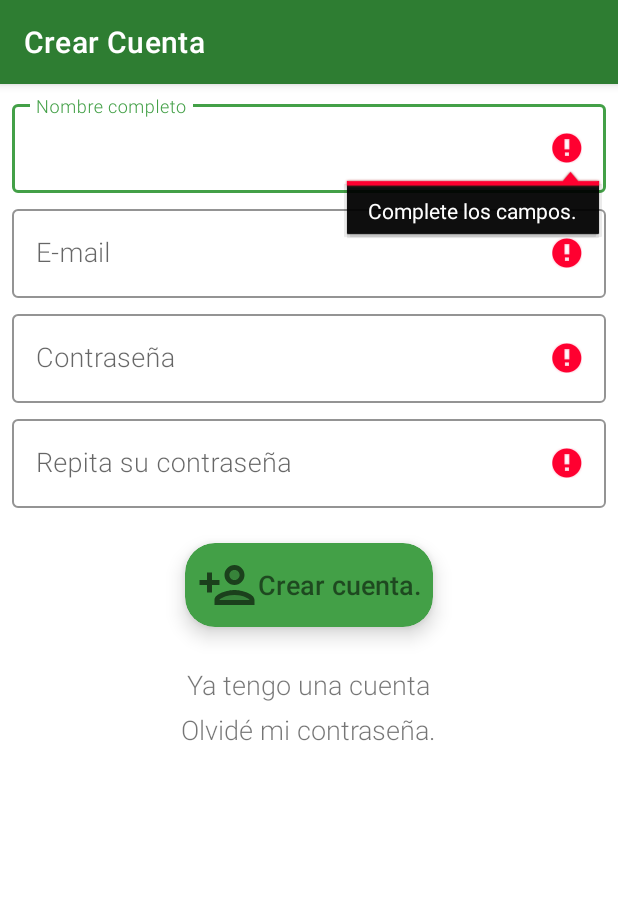
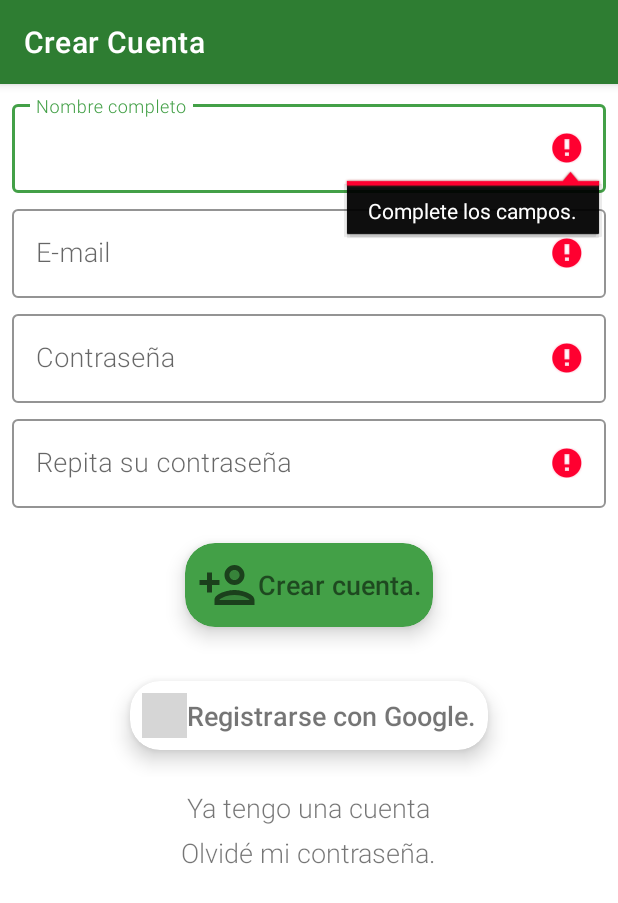
Before and after one commit to yordimontero/MiMisa, an Android app: the SignInFragment screen opened directly, with no data from a screen before it, after a tap on "Crear cuenta.", on a phone screen of 412 x 824 dp. Shown: the top 903 px of the screen. Run offline under Robolectric (Android 15) with nearby library versions, the phone set to English and light mode, and no system bars; our stand-ins replace Firebase (no records; nobody signed in at launch, a user with empty details on screens opened directly), navigation-ui; libraries missing offline, so code that uses them is left out: com.firebase.ui; grey boxes are pictures that could not be loaded.

Commit message:
Implementacion de autenticacion con Google.

```diff
--- a/app/build.gradle
+++ b/app/build.gradle
@@ -72,6 +72,10 @@ dependencies {
     implementation 'com.android.support:design:28.0.0-alpha3'
 
 
+    // Google Firebase Login:
+    implementation 'com.firebaseui:firebase-ui-auth:6.2.1'
+    implementation 'com.google.firebase:firebase-auth:19.3.2'
+
     implementation 'com.google.firebase:firebase-firestore:21.4.3'
     implementation 'com.google.firebase:firebase-auth:20.0.1'
     implementation 'androidx.legacy:legacy-support-v4:1.0.0'
--- a/app/src/main/java/com/circleappsstudio/mimisa/data/datasource/DataSource.kt
+++ b/app/src/main/java/com/circleappsstudio/mimisa/data/datasource/DataSource.kt
@@ -1,5 +1,7 @@
 package com.circleappsstudio.mimisa.data.datasource
 
+import android.app.Activity
+import android.content.Intent
 import com.circleappsstudio.mimisa.data.model.Intention
 import com.circleappsstudio.mimisa.data.model.Seat
 import com.circleappsstudio.mimisa.vo.Resource
@@ -22,6 +24,10 @@ interface DataSource {
         fun logOutUser()
 
         fun getNameUser(): String
+
+        fun intentForGoogleAuth(): Intent
+
+        fun getResultCode(): Int
 
     }
 
--- a/app/src/main/java/com/circleappsstudio/mimisa/domain/Repository.kt
+++ b/app/src/main/java/com/circleappsstudio/mimisa/domain/Repository.kt
@@ -1,5 +1,7 @@
 package com.circleappsstudio.mimisa.domain
 
+import android.app.Activity
+import android.content.Intent
 import com.circleappsstudio.mimisa.data.model.Intention
 import com.circleappsstudio.mimisa.data.model.Seat
 import com.circleappsstudio.mimisa.vo.Resource
@@ -22,6 +24,10 @@ interface Repository {
         fun logOutUserRepo()
 
         fun getUserName(): String
+
+        fun intentForGoogleAuth(): Intent
+
+        fun getResultCode(): Int
 
     }
 
--- a/app/src/main/java/com/circleappsstudio/mimisa/ui/UI.kt
+++ b/app/src/main/java/com/circleappsstudio/mimisa/ui/UI.kt
@@ -26,11 +26,13 @@ interface UI {
 
         fun hideProgressBar()
 
-        fun signInUserUI()
+        fun signInUser()
 
         fun signInUserObserver()
 
         fun updateUserProfileObserver()
+
+        fun signInUserWithGoogle()
 
         fun goToLogin()
 
--- a/app/src/main/java/com/circleappsstudio/mimisa/ui/viewmodel/MainViewModel.kt
+++ b/app/src/main/java/com/circleappsstudio/mimisa/ui/viewmodel/MainViewModel.kt
@@ -1,5 +1,7 @@
 package com.circleappsstudio.mimisa.ui.viewmodel
 
+import android.app.Activity
+import android.content.Intent
 import androidx.lifecycle.LiveData
 import com.circleappsstudio.mimisa.data.model.Intention
 import com.circleappsstudio.mimisa.data.model.Seat
@@ -48,6 +50,10 @@ interface MainViewModel {
 
         fun getUserName(): String
 
+        fun intentForGoogleAuth(): Intent
+
+        fun getResultCode(): Int
+
     }
 
     interface SeatReservation {
--- a/app/src/main/res/layout/fragment_sign_in.xml
+++ b/app/src/main/res/layout/fragment_sign_in.xml
@@ -171,6 +171,49 @@
 
             </LinearLayout>
 
+            <LinearLayout
+                android:layout_width="match_parent"
+                android:layout_height="wrap_content"
+                android:orientation="vertical"
+                android:gravity="center">
+
+                <androidx.cardview.widget.CardView
+                    android:id="@+id/btn_google_sign_in_user"
+                    android:layout_width="wrap_content"
+                    android:layout_height="wrap_content"
+                    app:cardCornerRadius="20dp"
+                    app:cardElevation="8dp"
+                    app:cardPreventCornerOverlap="true"
+                    app:cardUseCompatPadding="true">
+
+                    <LinearLayout
+                        android:layout_width="wrap_content"
+                        android:layout_height="match_parent"
+                        android:orientation="horizontal"
+                        android:layout_margin="8dp"
+                        android:gravity="center">
+
+                        <ImageView
+                            android:layout_width="30dp"
+                            android:layout_height="30dp"
+                            android:src="@drawable/fui_ic_googleg_color_24dp" />
+
+                        <TextView
+                            android:layout_width="wrap_content"
+                            android:layout_height="wrap_content"
+                            android:fontFamily="sans-serif-light"
+                            android:gravity="center"
+                            android:text="Registrarse con Google."
+                            android:textSize="18sp"
+                            android:textStyle="bold" />
+
+                    </LinearLayout>
+
+                </androidx.cardview.widget.CardView>
+
+            </LinearLayout>
+
+
         </LinearLayout>
 
 
```
Also changed, not shown: app/src/main/java/com/circleappsstudio/mimisa/data/datasource/auth/AuthDataSource.kt (+31 -0 lines), app/src/main/java/com/circleappsstudio/mimisa/domain/auth/AuthRepository.kt (+11 -0 lines), app/src/main/java/com/circleappsstudio/mimisa/ui/auth/signin/SignInFragment.kt (+45 -3 lines), app/src/main/java/com/circleappsstudio/mimisa/ui/viewmodel/auth/AuthViewModel.kt (+11 -0 lines).
